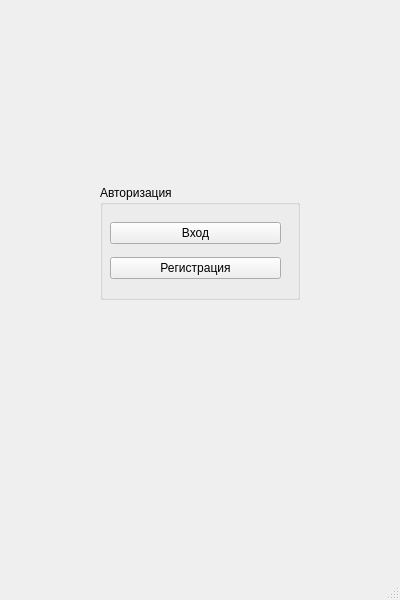
Above: demo-trading/authorization.ui from GudAlex61/Demo-trading-c-project before the change. Below: the same form after it.
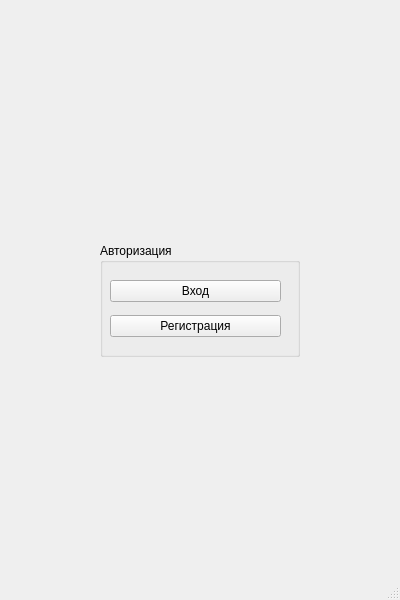
That is the form after the change.

The edit to the form file:
```diff
--- a/demo-trading/authorization.ui
+++ b/demo-trading/authorization.ui
@@ -18,9 +18,9 @@
     <property name="geometry">
      <rect>
       <x>100</x>
-      <y>185</y>
+      <y>243</y>
       <width>200</width>
-      <height>115</height>
+      <height>114</height>
      </rect>
     </property>
     <property name="title">
```
Left out of the diff: 2 changed lines with no effect on the pictures.
